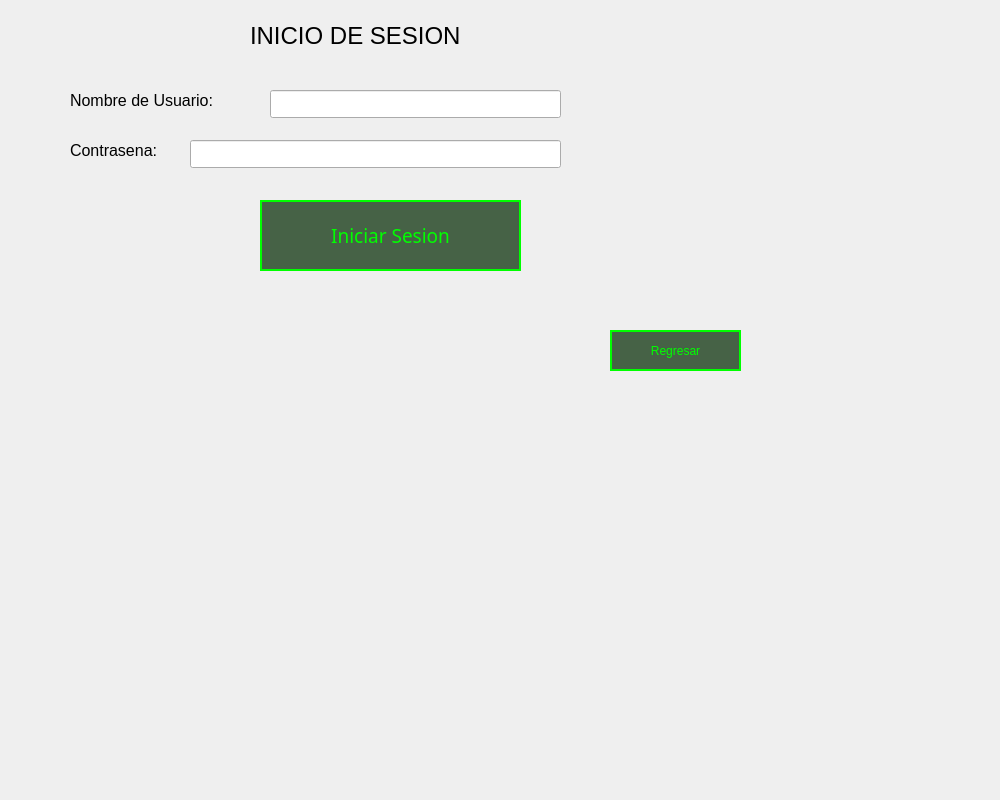
Qt form Minesweeper/frminiciosesion.ui (WeaselSSH/Minesweeper) before a commit.
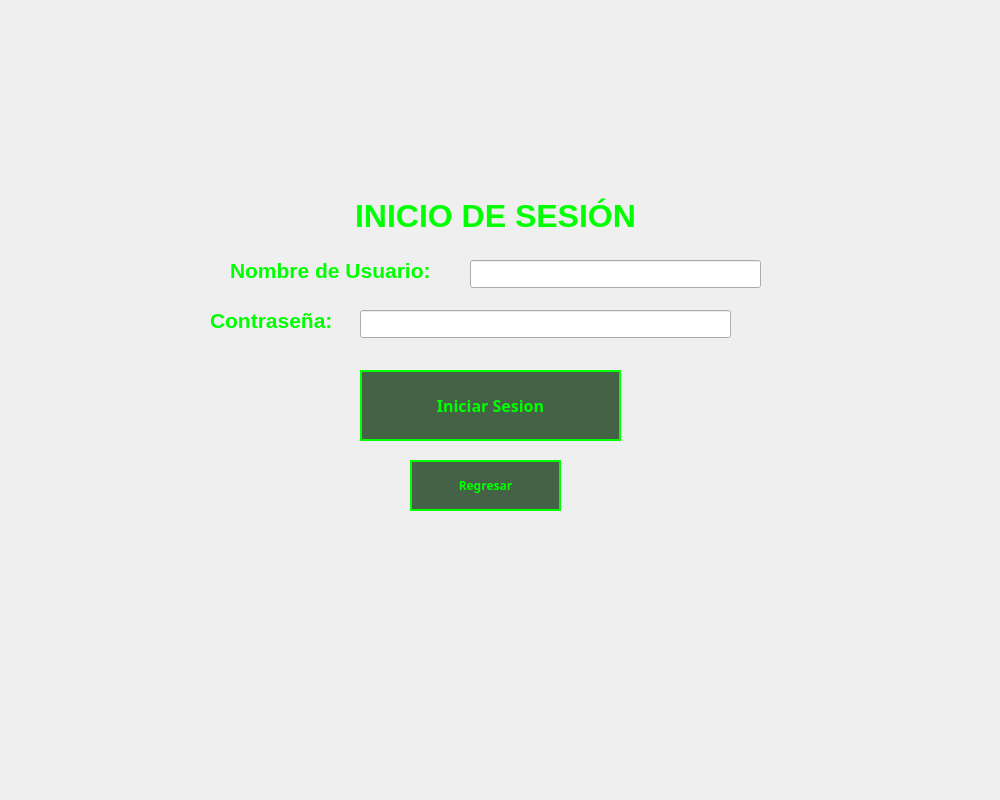
The same form after that commit.

The edit to the form file:
```diff
--- a/Minesweeper/frminiciosesion.ui
+++ b/Minesweeper/frminiciosesion.ui
@@ -37,13 +37,20 @@
 QPushButton:pressed {
     background-color: #00FF00;
     color: #050A05;                     
+}
+
+QLabel {
+    color: #00FF00;               
+    font-family: 'Segoe UI';  
+    font-style: Bold;                
+    background: transparent;        
 }</string>
   </property>
   <widget class="QLineEdit" name="txtContrasena">
    <property name="geometry">
     <rect>
-     <x>190</x>
-     <y>140</y>
+     <x>360</x>
+     <y>310</y>
      <width>371</width>
      <height>28</height>
     </rect>
@@ -58,15 +65,17 @@
   <widget class="QLabel" name="label_2">
    <property name="geometry">
     <rect>
-     <x>70</x>
-     <y>90</y>
-     <width>191</width>
-     <height>20</height>
+     <x>230</x>
+     <y>250</y>
+     <width>281</width>
+     <height>41</height>
     </rect>
    </property>
    <property name="font">
     <font>
-     <pointsize>12</pointsize>
+     <family>Segoe UI</family>
+     <pointsize>16</pointsize>
+     <bold>true</bold>
     </font>
    </property>
    <property name="text">
@@ -76,8 +85,8 @@
   <widget class="QPushButton" name="btnIniciarSesion">
    <property name="geometry">
     <rect>
-     <x>260</x>
-     <y>200</y>
+     <x>360</x>
+     <y>370</y>
      <width>261</width>
      <height>71</height>
     </rect>
@@ -85,7 +94,8 @@
    <property name="font">
     <font>
      <family>Press Start 2P</family>
-     <pointsize>14</pointsize>
+     <pointsize>12</pointsize>
+     <bold>true</bold>
     </font>
    </property>
    <property name="text">
@@ -95,30 +105,41 @@
   <widget class="QLabel" name="label">
    <property name="geometry">
     <rect>
-     <x>250</x>
-     <y>10</y>
-     <width>251</width>
+     <x>310</x>
+     <y>190</y>
+     <width>371</width>
      <height>51</height>
     </rect>
    </property>
    <property name="font">
     <font>
-     <pointsize>18</pointsize>
+     <family>Segoe UI</family>
+     <pointsize>24</pointsize>
+     <bold>true</bold>
     </font>
    </property>
    <property name="text">
-    <string>INICIO DE SESION</string>
+    <string>INICIO DE SESIÓN</string>
+   </property>
+   <property name="alignment">
+    <set>Qt::AlignmentFlag::AlignCenter</set>
    </property>
   </widget>
   <widget class="QPushButton" name="btnSalir">
    <property name="geometry">
     <rect>
-     <x>610</x>
-     <y>330</y>
-     <width>131</width>
-     <height>41</height>
+     <x>410</x>
+     <y>460</y>
+     <width>151</width>
+     <height>51</height>
     </rect>
    </property>
+   <property name="font">
+    <font>
+     <family>Press Start 2P</family>
+     <bold>true</bold>
+    </font>
+   </property>
    <property name="text">
     <string>Regresar</string>
    </property>
@@ -126,8 +147,8 @@
   <widget class="QLineEdit" name="txtUsuario">
    <property name="geometry">
     <rect>
-     <x>270</x>
-     <y>90</y>
+     <x>470</x>
+     <y>260</y>
      <width>291</width>
      <height>28</height>
     </rect>
@@ -139,19 +160,21 @@
   <widget class="QLabel" name="label_3">
    <property name="geometry">
     <rect>
-     <x>70</x>
-     <y>140</y>
-     <width>111</width>
-     <height>20</height>
+     <x>210</x>
+     <y>300</y>
+     <width>191</width>
+     <height>41</height>
     </rect>
    </property>
    <property name="font">
     <font>
-     <pointsize>12</pointsize>
+     <family>Segoe UI</family>
+     <pointsize>16</pointsize>
+     <bold>true</bold>
     </font>
    </property>
    <property name="text">
-    <string>Contrasena: </string>
+    <string>Contraseña: </string>
    </property>
   </widget>
   <zorder>btnIniciarSesion</zorder>
```
